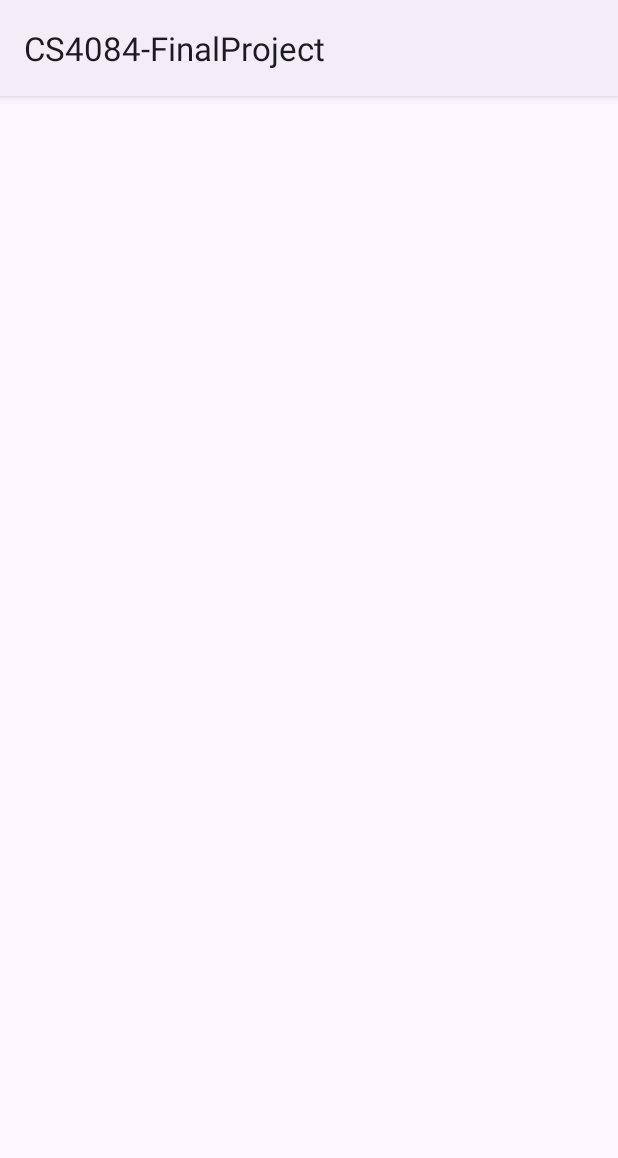
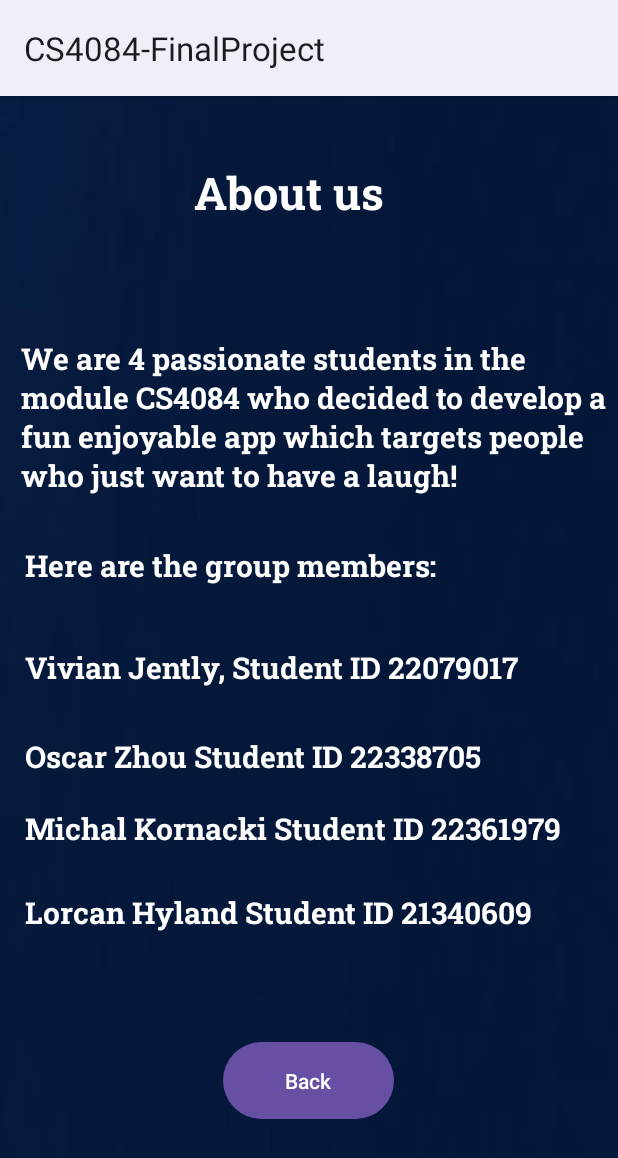
Before and after one commit to mcx360/CS4084-group_18, an Android app: the About_Us_Activity screen opened directly, with no data from a screen before it, on a phone screen of 412 x 824 dp. Shown: the top 1158 px of the screen. Run offline under Robolectric (Android 15) with nearby library versions, the phone set to English and light mode, and no system bars; our stand-ins replace CircleImageView.

Commit message:
Completed about us activity -includes info about us

```diff
--- a/app/src/main/java/com/example/cs4084_finalproject/About_Us_Activity.java
+++ b/app/src/main/java/com/example/cs4084_finalproject/About_Us_Activity.java
@@ -1,6 +1,8 @@
 package com.example.cs4084_finalproject;
 
+import android.content.Intent;
 import android.os.Bundle;
+import android.view.View;
 
 import androidx.activity.EdgeToEdge;
 import androidx.appcompat.app.AppCompatActivity;
@@ -21,4 +23,9 @@ public class About_Us_Activity extends AppCompatActivity {
             return insets;
         });
     }
+
+    public void back_to_settings(View view) {
+        Intent intent = new Intent(this,SettingsActivity.class);
+        startActivity(intent);
+    }
 }
--- a/app/src/main/res/layout/activity_about_us.xml
+++ b/app/src/main/res/layout/activity_about_us.xml
@@ -5,6 +5,118 @@
     android:id="@+id/main"
     android:layout_width="match_parent"
     android:layout_height="match_parent"
-    tools:context=".About_Us_Activity">
+    tools:context=".About_Us_Activity"
+    android:background="@drawable/about_us_background">
+
+    <TextView
+        android:id="@+id/textView9"
+        android:layout_width="152dp"
+        android:layout_height="53dp"
+        android:layout_marginTop="44dp"
+        android:fontFamily="@font/robo_slab_bold"
+        android:text="@string/aboutUs"
+        android:textColor="@color/white"
+        android:textSize="30dp"
+        android:textStyle="bold"
+        app:layout_constraintEnd_toEndOf="parent"
+        app:layout_constraintHorizontal_bias="0.498"
+        app:layout_constraintStart_toStartOf="parent"
+        app:layout_constraintTop_toTopOf="parent" />
+
+    <TextView
+        android:id="@+id/textView10"
+        android:layout_width="398dp"
+        android:layout_height="114dp"
+        android:layout_marginTop="64dp"
+        android:fontFamily="@font/robo_slab_bold"
+        android:text="@string/aboutusContent"
+        android:textColor="@color/white"
+        android:textSize="20sp"
+        app:layout_constraintEnd_toEndOf="parent"
+        app:layout_constraintHorizontal_bias="1.0"
+        app:layout_constraintStart_toStartOf="parent"
+        app:layout_constraintTop_toBottomOf="@+id/textView9" />
+
+    <TextView
+        android:id="@+id/textView12"
+        android:layout_width="381dp"
+        android:layout_height="32dp"
+        android:layout_marginTop="24dp"
+        android:fontFamily="@font/robo_slab_bold"
+        android:text="@string/group_Members"
+        android:textColor="@color/white"
+        android:textSize="20sp"
+        app:layout_constraintEnd_toEndOf="parent"
+        app:layout_constraintHorizontal_bias="0.533"
+        app:layout_constraintStart_toStartOf="parent"
+        app:layout_constraintTop_toBottomOf="@+id/textView10" />
+
+    <TextView
+        android:id="@+id/textView13"
+        android:layout_width="381dp"
+        android:layout_height="32dp"
+        android:layout_marginTop="36dp"
+        android:text="@string/vivian"
+        android:textColor="@color/white"
+        android:textSize="20sp"
+        android:fontFamily="@font/robo_slab_bold"
+        app:layout_constraintEnd_toEndOf="parent"
+        app:layout_constraintHorizontal_bias="0.533"
+        app:layout_constraintStart_toStartOf="parent"
+        app:layout_constraintTop_toBottomOf="@+id/textView12" />
+
+    <TextView
+        android:id="@+id/textView14"
+        android:layout_width="381dp"
+        android:layout_height="32dp"
+        android:layout_marginTop="27dp"
+        android:text="@string/Oscar"
+        android:textColor="@color/white"
+        android:fontFamily="@font/robo_slab_bold"
+        android:textSize="20sp"
+        app:layout_constraintEnd_toEndOf="parent"
+        app:layout_constraintHorizontal_bias="0.533"
+        app:layout_constraintStart_toStartOf="parent"
+        app:layout_constraintTop_toBottomOf="@+id/textView13" />
+
+    <TextView
+        android:id="@+id/textView15"
+        android:layout_width="381dp"
+        android:layout_height="32dp"
+        android:layout_marginTop="16dp"
+        android:text="@string/michal"
+        android:textColor="@color/white"
+        android:fontFamily="@font/robo_slab_bold"
+        android:textSize="20sp"
+        app:layout_constraintEnd_toEndOf="parent"
+        app:layout_constraintHorizontal_bias="0.533"
+        app:layout_constraintStart_toStartOf="parent"
+        app:layout_constraintTop_toBottomOf="@+id/textView14" />
+
+    <TextView
+        android:id="@+id/textView16"
+        android:layout_width="381dp"
+        android:layout_height="32dp"
+        android:layout_marginTop="24dp"
+        android:text="@string/lorcan"
+        android:textColor="@color/white"
+        android:fontFamily="@font/robo_slab_bold"
+        android:textSize="20sp"
+        app:layout_constraintEnd_toEndOf="parent"
+        app:layout_constraintHorizontal_bias="0.533"
+        app:layout_constraintStart_toStartOf="parent"
+        app:layout_constraintTop_toBottomOf="@+id/textView15" />
+
+    <Button
+        android:id="@+id/button4"
+        android:layout_width="114dp"
+        android:layout_height="59dp"
+        android:layout_marginTop="64dp"
+        android:text="@string/back_To_settings"
+        android:onClick="back_to_settings"
+        app:layout_constraintEnd_toEndOf="parent"
+        app:layout_constraintHorizontal_bias="0.498"
+        app:layout_constraintStart_toStartOf="parent"
+        app:layout_constraintTop_toBottomOf="@+id/textView16" />
 
 </androidx.constraintlayout.widget.ConstraintLayout>
--- a/app/src/main/res/values/strings.xml
+++ b/app/src/main/res/values/strings.xml
@@ -25,6 +25,16 @@
     <string name="about_the_devs"> About us</string>
     <string name="clear_cache">Clear Cache</string>
     <string name="back_button">Back to Laughs!</string>
+    <!-- About us string values-->
+    <string name="aboutUs">About us</string>
+    <string name="aboutusContent">We are 4 passionate students in the module CS4084 who decided to develop a fun enjoyable app which targets people who just want to have a laugh!</string>
+    <string name="group_Members"> Here are the group members: </string>
+    <string name="vivian"> Vivian Jently, Student ID 22079017</string>
+    <string name="michal"> Michal Kornacki Student ID 22361979</string>
+    <string name="Oscar"> Oscar Zhou Student ID 22338705</string>
+    <string name="lorcan"> Lorcan Hyland Student ID 21340609</string>
+    <string name="back_To_settings">Back</string>
+
     <!-- Preference Titles -->
     <string name="messages_header">Messages</string>
     <string name="sync_header">Sync</string>
```
Also changed, not shown: app/src/main/res/drawable/about_us_background.jpeg (added), app/src/main/res/font/robo_slab_bold.ttf (added).
